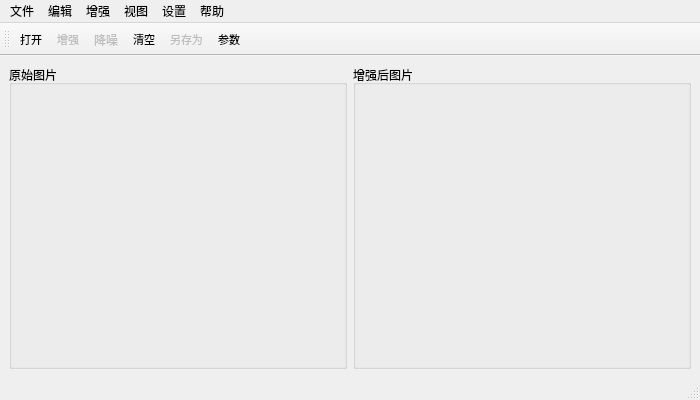
Above: mainwindow.ui from aeinrw/LIME before the change. Below: the same form after it.
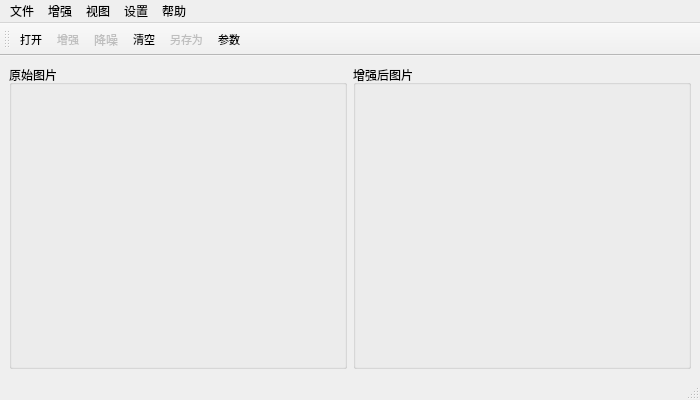
That is the form after the change. Icons and pictures are not drawn.

What changed in the file:
```diff
--- a/mainwindow.ui
+++ b/mainwindow.ui
@@ -103,15 +103,6 @@
     <addaction name="aboutAct"/>
     <addaction name="thankAct"/>
    </widget>
-   <widget class="QMenu" name="menu_5">
-    <property name="title">
-     <string>编辑</string>
-    </property>
-    <addaction name="undoAct"/>
-    <addaction name="redoAct"/>
-    <addaction name="separator"/>
-    <addaction name="copyAct"/>
-   </widget>
    <widget class="QMenu" name="menu_4">
     <property name="title">
      <string>增强</string>
@@ -128,7 +119,6 @@
     <addaction name="showProgressBarAct"/>
    </widget>
    <addaction name="menu"/>
-   <addaction name="menu_5"/>
    <addaction name="menu_4"/>
    <addaction name="menu_8"/>
    <addaction name="menu_2"/>
```
Left out of the diff: 8 changed lines with no effect on the pictures.
